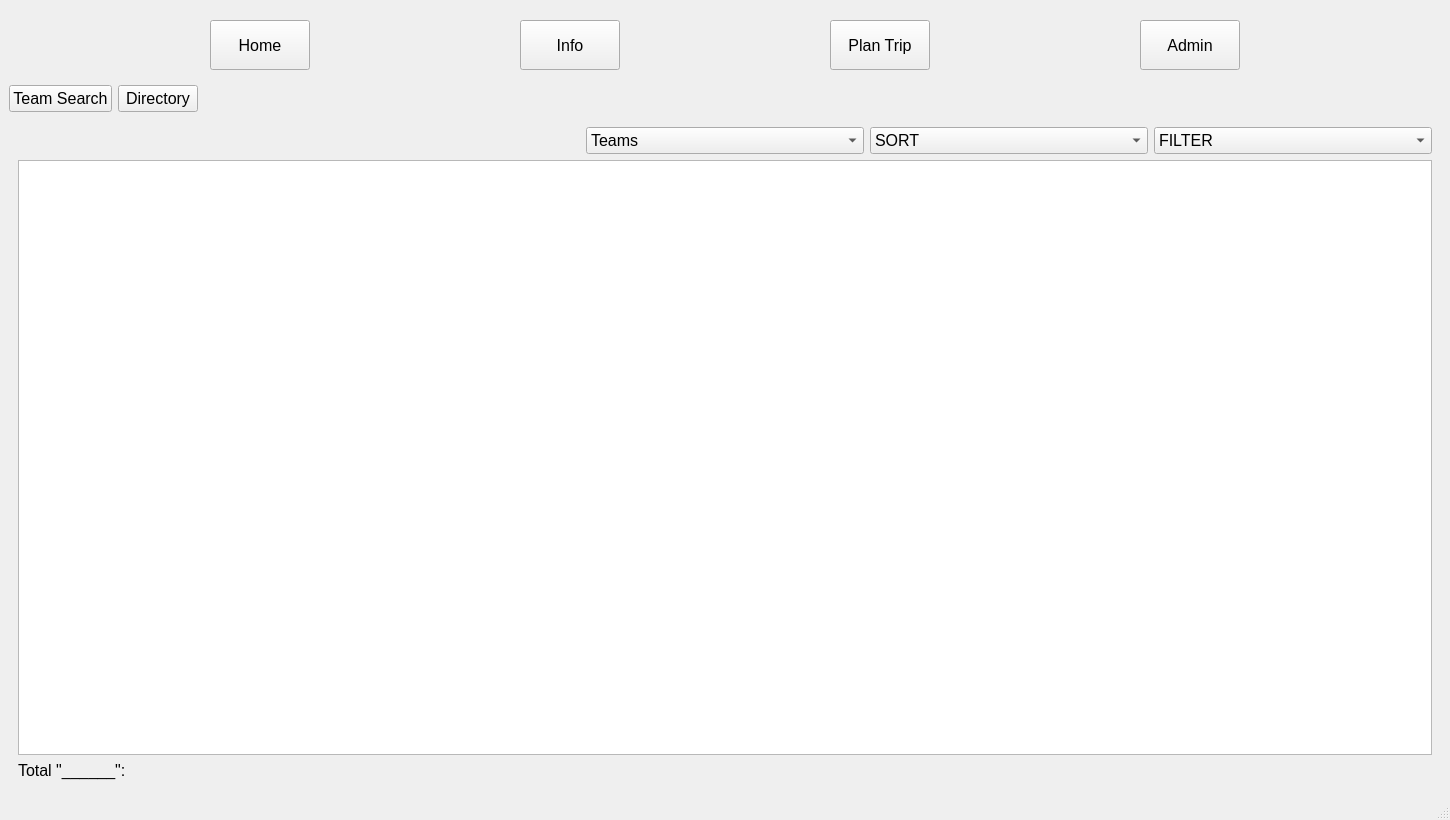
First picture: the form in qt/app/mainwindow.ui, repository kboniadi/Lets_Play_Football, before the edit.
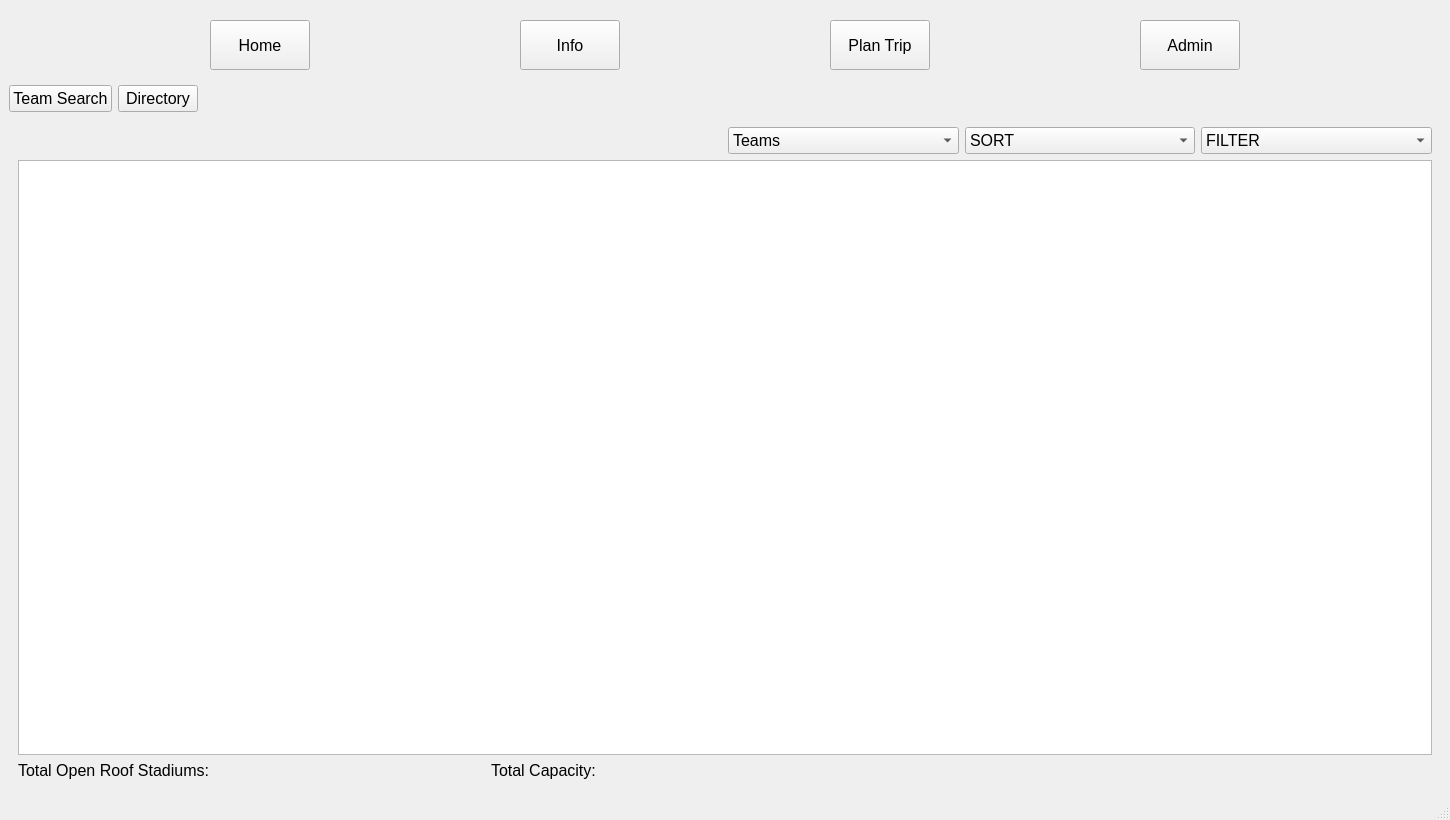
Second picture: the form after the edit. The open tabs and pages were chosen to show the change.

Commit message:
added label for roofs
i'll do the show hides once the view stadiums feature is merged

```diff
--- a/qt/app/mainwindow.ui
+++ b/qt/app/mainwindow.ui
@@ -327,19 +327,7 @@
            <layout class="QGridLayout" name="gridLayout_list_2">
             <item row="0" column="0">
              <layout class="QGridLayout" name="gridLayout_list">
-              <item row="2" column="0" colspan="5">
-               <widget class="QLabel" name="label_list_total">
-                <property name="font">
-                 <font>
-                  <pointsize>12</pointsize>
-                 </font>
-                </property>
-                <property name="text">
-                 <string>Total &quot;______&quot;: </string>
-                </property>
-               </widget>
-              </item>
-              <item row="0" column="3">
+              <item row="0" column="4">
                <widget class="QComboBox" name="comboBox_list_sort">
                 <property name="sizePolicy">
                  <sizepolicy hsizetype="Preferred" vsizetype="Fixed">
@@ -359,7 +347,7 @@
                 </item>
                </widget>
               </item>
-              <item row="0" column="4">
+              <item row="0" column="5">
                <widget class="QComboBox" name="comboBox_list_filter">
                 <property name="sizePolicy">
                  <sizepolicy hsizetype="Preferred" vsizetype="Fixed">
@@ -379,10 +367,7 @@
                 </item>
                </widget>
               </item>
-              <item row="1" column="0" colspan="5">
-               <widget class="QTableView" name="tableView_list"/>
-              </item>
-              <item row="0" column="2">
+              <item row="0" column="3">
                <widget class="QComboBox" name="comboBox_list_type">
                 <property name="sizePolicy">
                  <sizepolicy hsizetype="Preferred" vsizetype="Fixed">
@@ -407,6 +392,33 @@
                 </item>
                </widget>
               </item>
+              <item row="1" column="0" colspan="6">
+               <widget class="QTableView" name="tableView_list"/>
+              </item>
+              <item row="2" column="2" colspan="4">
+               <widget class="QLabel" name="label_list_totalcapacity">
+                <property name="font">
+                 <font>
+                  <pointsize>12</pointsize>
+                 </font>
+                </property>
+                <property name="text">
+                 <string>Total Capacity: </string>
+                </property>
+               </widget>
+              </item>
+              <item row="2" column="0" colspan="2">
+               <widget class="QLabel" name="label_list_totalroofs">
+                <property name="font">
+                 <font>
+                  <pointsize>12</pointsize>
+                 </font>
+                </property>
+                <property name="text">
+                 <string>Total Open Roof Stadiums: </string>
+                </property>
+               </widget>
+              </item>
              </layout>
             </item>
            </layout>
```
Left out of the diff: 4 changed lines with no effect on the pictures.
